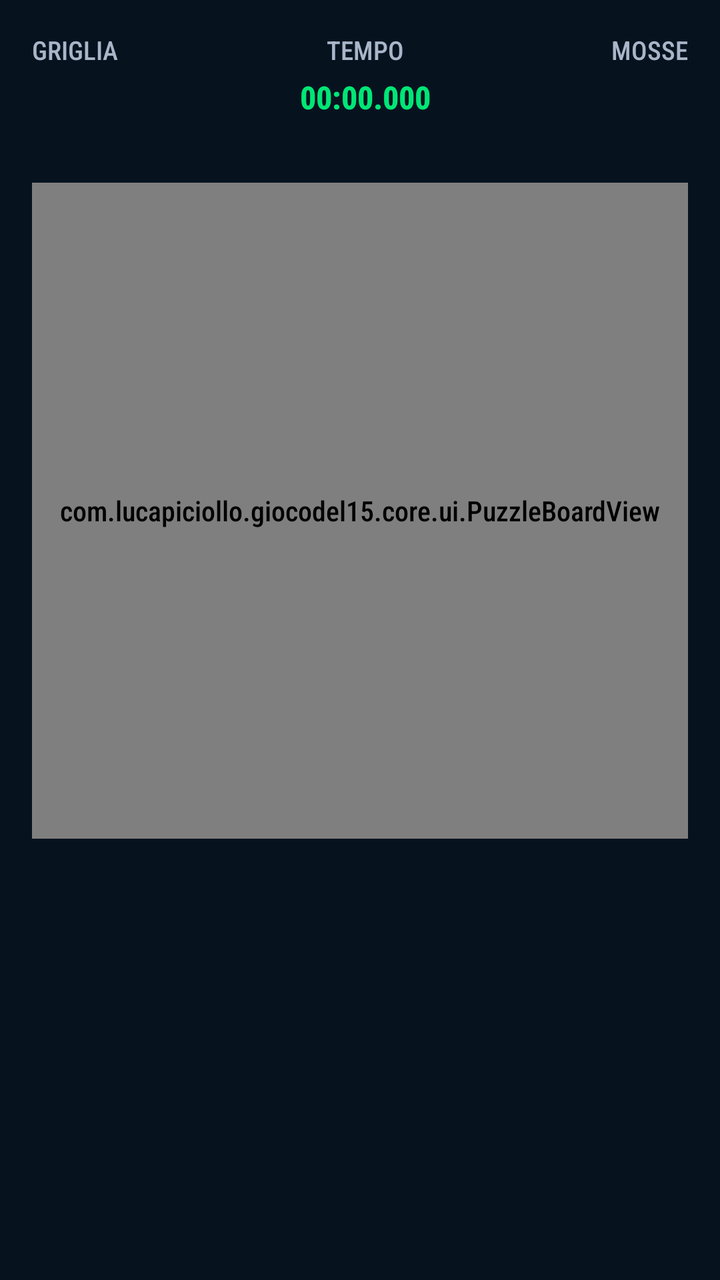
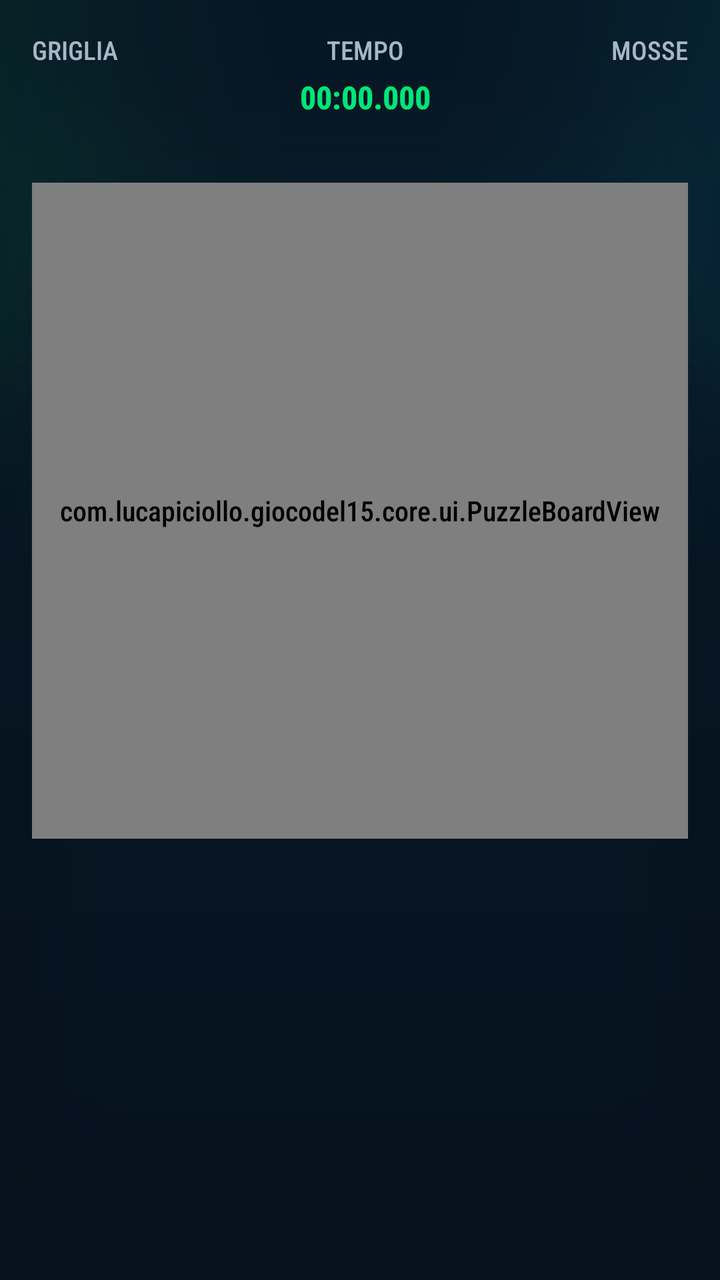

Before-and-after screenshots of an Android layout around one commit, followed by the original layout XML and the change that was made.
<!-- AndroidManifest.xml: application theme Theme.GiocoDel15 -->
<!-- res/layout/activity_game.xml -->
<?xml version="1.0" encoding="utf-8"?>
<androidx.constraintlayout.widget.ConstraintLayout xmlns:android="http://schemas.android.com/apk/res/android"
    xmlns:app="http://schemas.android.com/apk/res-auto"
    android:layout_width="match_parent"
    android:layout_height="match_parent"
    android:background="@color/game_background"
    android:padding="@dimen/space_md">

    <TextView
        android:id="@+id/gridLabel"
        android:layout_width="wrap_content"
        android:layout_height="wrap_content"
        android:text="@string/game_grid_label"
        android:textColor="@color/game_text_secondary"
        android:textSize="@dimen/caption_size"
        app:layout_constraintStart_toStartOf="parent"
        app:layout_constraintTop_toTopOf="parent" />

    <TextView
        android:id="@+id/gridValue"
        android:layout_width="wrap_content"
        android:layout_height="wrap_content"
        android:layout_marginTop="@dimen/space_xs"
        android:textColor="@color/game_text_primary"
        android:textSize="@dimen/body_size"
        android:textStyle="bold"
        app:layout_constraintStart_toStartOf="@id/gridLabel"
        app:layout_constraintTop_toBottomOf="@id/gridLabel" />

    <TextView
        android:id="@+id/timerLabel"
        android:layout_width="wrap_content"
        android:layout_height="wrap_content"
        android:text="@string/game_timer_label"
        android:textColor="@color/game_text_secondary"
        android:textSize="@dimen/caption_size"
        app:layout_constraintEnd_toStartOf="@id/movesLabel"
        app:layout_constraintStart_toEndOf="@id/gridLabel"
        app:layout_constraintTop_toTopOf="parent" />

    <TextView
        android:id="@+id/timerValue"
        android:layout_width="wrap_content"
        android:layout_height="wrap_content"
        android:layout_marginTop="@dimen/space_xs"
        android:text="00:00.000"
        android:textColor="@color/game_primary"
        android:textSize="@dimen/body_size"
        android:textStyle="bold"
        app:layout_constraintEnd_toEndOf="@id/timerLabel"
        app:layout_constraintStart_toStartOf="@id/timerLabel"
        app:layout_constraintTop_toBottomOf="@id/timerLabel" />

    <TextView
        android:id="@+id/movesLabel"
        android:layout_width="wrap_content"
        android:layout_height="wrap_content"
        android:text="@string/game_moves_label"
        android:textColor="@color/game_text_secondary"
        android:textSize="@dimen/caption_size"
        app:layout_constraintEnd_toEndOf="parent"
        app:layout_constraintTop_toTopOf="parent" />

    <TextView
        android:id="@+id/movesValue"
        android:layout_width="wrap_content"
        android:layout_height="wrap_content"
        android:layout_marginTop="@dimen/space_xs"
        android:textColor="@color/game_text_primary"
        android:textSize="@dimen/body_size"
        android:textStyle="bold"
        app:layout_constraintEnd_toEndOf="@id/movesLabel"
        app:layout_constraintTop_toBottomOf="@id/movesLabel" />

    <com.lucapiciollo.giocodel15.core.ui.PuzzleBoardView
        android:id="@+id/puzzleBoard"
        android:layout_width="0dp"
        android:layout_height="0dp"
        android:layout_marginTop="@dimen/space_xl"
        app:layout_constraintDimensionRatio="1:1"
        app:layout_constraintEnd_toEndOf="parent"
        app:layout_constraintStart_toStartOf="parent"
        app:layout_constraintTop_toBottomOf="@id/gridValue"
        app:layout_constraintWidth_max="@dimen/board_max_size" />

    <TextView
        android:id="@+id/gameStatus"
        android:layout_width="wrap_content"
        android:layout_height="wrap_content"
        android:layout_marginTop="@dimen/space_lg"
        android:textColor="@color/game_text_primary"
        android:textSize="@dimen/body_size"
        android:textStyle="bold"
        app:layout_constraintEnd_toEndOf="parent"
        app:layout_constraintStart_toStartOf="parent"
        app:layout_constraintTop_toBottomOf="@id/puzzleBoard" />

</androidx.constraintlayout.widget.ConstraintLayout>
<!-- resources referenced by this layout -->
<resources>
  <color name="game_background">@color/game_bg_primary</color>
  <color name="game_primary">@color/game_green</color>
  <color name="game_text_primary">#FFFFFF</color>
  <color name="game_text_secondary">#A9B6C9</color>
  <dimen name="board_max_size">560dp</dimen>
  <dimen name="body_size">16sp</dimen>
  <dimen name="caption_size">13sp</dimen>
  <dimen name="space_lg">24dp</dimen>
  <dimen name="space_md">16dp</dimen>
  <dimen name="space_xl">32dp</dimen>
  <dimen name="space_xs">4dp</dimen>
  <string name="game_grid_label">GRIGLIA</string>
  <string name="game_moves_label">MOSSE</string>
  <string name="game_timer_label">TEMPO</string>
  <style name="Theme.GiocoDel15" parent="Theme.Material3.DayNight.NoActionBar">
          <item name="android:fontFamily">sans-serif-condensed-medium</item>
          <item name="android:colorAccent">@color/game_secondary</item>
          <item name="android:navigationBarColor">@color/game_background</item>
          <item name="android:statusBarColor">@color/game_background</item>
          <item name="android:windowLightStatusBar">false</item>
          <item name="colorPrimary">@color/game_primary</item>
          <item name="colorSecondary">@color/game_secondary</item>
      </style>
  <color name="game_bg_primary">#06131F</color>
  <color name="game_green">#00E676</color>
  <color name="game_secondary">@color/game_cyan</color>
  <color name="game_cyan">#00BFFF</color>
</resources>

<!-- the commit's change to res/layout/activity_game.xml (unified diff, before → after) -->
@@ -3,7 +3,7 @@
     xmlns:app="http://schemas.android.com/apk/res-auto"
     android:layout_width="match_parent"
     android:layout_height="match_parent"
-    android:background="@color/game_background"
+    android:background="@drawable/bg_game_activity"
     android:padding="@dimen/space_md">
 
     <TextView
<!-- resource entries referenced after the edit -->
@@ -1,6 +1,5 @@
 <!-- resources referenced by this layout -->
 <resources>
-  <color name="game_background">@color/game_bg_primary</color>
   <color name="game_primary">@color/game_green</color>
   <color name="game_text_primary">#FFFFFF</color>
   <color name="game_text_secondary">#A9B6C9</color>
@@ -11,19 +10,20 @@
   <dimen name="space_md">16dp</dimen>
   <dimen name="space_xl">32dp</dimen>
   <dimen name="space_xs">4dp</dimen>
+  <!-- drawable bg_game_activity: png bitmap (drawable-land-nodpi, 35777 bytes) -->
   <string name="game_grid_label">GRIGLIA</string>
   <string name="game_moves_label">MOSSE</string>
   <string name="game_timer_label">TEMPO</string>
   <style name="Theme.GiocoDel15" parent="Theme.Material3.DayNight.NoActionBar">
           <item name="android:fontFamily">sans-serif-condensed-medium</item>
           <item name="android:colorAccent">@color/game_secondary</item>
-          <item name="android:navigationBarColor">@color/game_background</item>
-          <item name="android:statusBarColor">@color/game_background</item>
+          <item name="android:navigationBarColor">@android:color/transparent</item>
+          <item name="android:statusBarColor">@android:color/transparent</item>
           <item name="android:windowLightStatusBar">false</item>
+          <item name="android:windowLightNavigationBar" tools:targetApi="27">false</item>
           <item name="colorPrimary">@color/game_primary</item>
           <item name="colorSecondary">@color/game_secondary</item>
       </style>
-  <color name="game_bg_primary">#06131F</color>
   <color name="game_green">#00E676</color>
   <color name="game_secondary">@color/game_cyan</color>
   <color name="game_cyan">#00BFFF</color>
